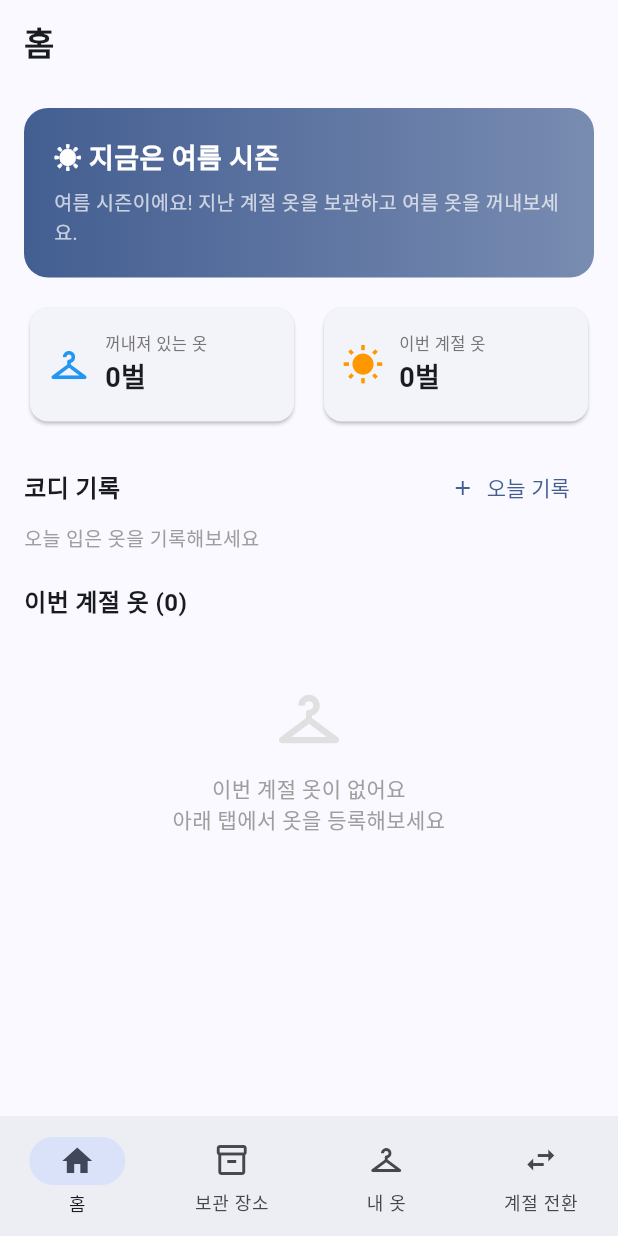
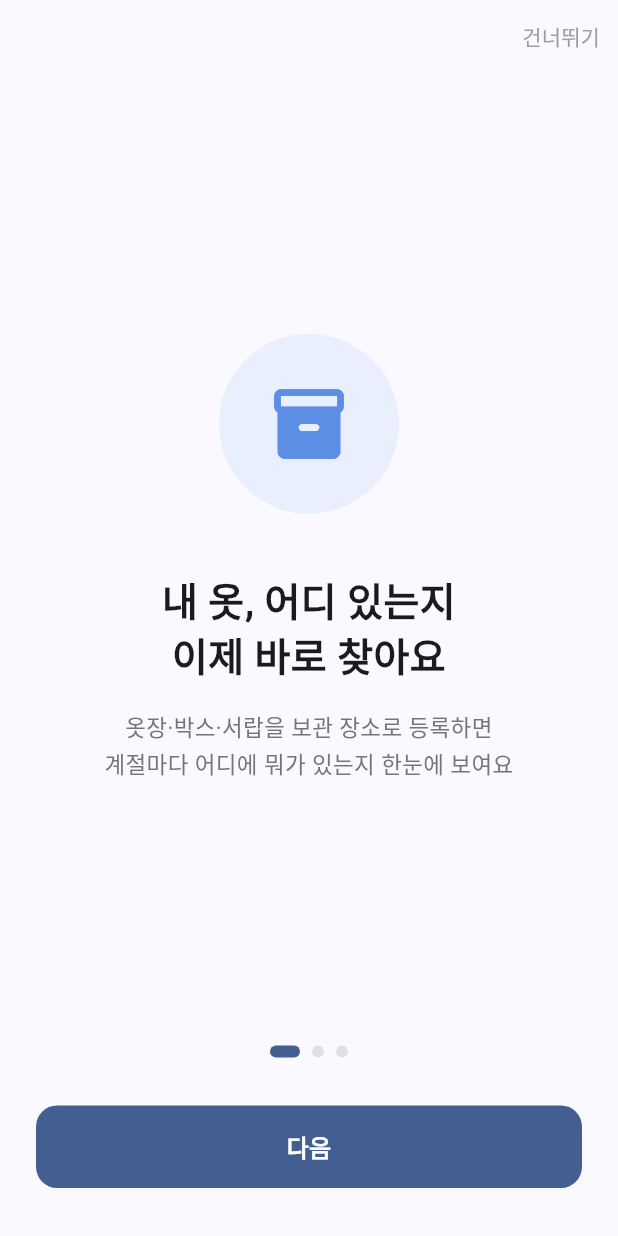
Before and after one commit to p2bble/closet_map, a Flutter app: the screen it shows after launch, on a phone screen of 412 x 824 dp. Run offline on Flutter 3.47's test engine with Material 3 defaults, Android fonts, the phone set to English and light mode, and no system bars; our stand-ins replace firebase_ai, firebase_analytics, firebase_core, flutter_local_notifications, image_picker, in_app_review and 3 more; missing offline and left inert: firebase_app_check; accounts and stored records are empty.

Commit message:
feat: v1.6.0 — 온보딩 플로우 추가
- 첫 실행 시 3페이지 슬라이드 온보딩 표시
  - 1페이지: 보관 위치 추적 (핵심 가치)
  - 2페이지: 옷장 구역 맵 (차별화 기능)
  - 3페이지: AI 자동 분류 (진입 장벽 낮추기)
- 건너뛰기 / 다음 / 시작하기 버튼, 도트 인디케이터
- SharedPreferences onboarding_done 키로 첫 실행만 표시
- 버전 1.5.1+10 → 1.6.0+11

Co-Authored-By: Claude Sonnet 4.6 <noreply@anthropic.com>

```diff
--- a/lib/main.dart
+++ b/lib/main.dart
@@ -2,8 +2,10 @@ import 'package:firebase_app_check/firebase_app_check.dart';
 import 'package:firebase_core/firebase_core.dart';
 import 'package:flutter/foundation.dart';
 import 'package:flutter/material.dart';
+import 'package:shared_preferences/shared_preferences.dart';
 import 'firebase_options.dart';
 import 'screens/home_tab.dart';
+import 'screens/onboarding_screen.dart';
 import 'screens/place_tab.dart';
 import 'screens/clothing_tab.dart';
 import 'screens/season_tab.dart';
@@ -38,8 +40,47 @@ class ClosetMapApp extends StatelessWidget {
         useMaterial3: true,
         cardTheme: const CardThemeData(elevation: 1),
       ),
-      home: const MainShell(),
+      home: const _AppEntry(),
     );
+  }
+}
+
+class _AppEntry extends StatefulWidget {
+  const _AppEntry();
+
+  @override
+  State<_AppEntry> createState() => _AppEntryState();
+}
+
+class _AppEntryState extends State<_AppEntry> {
+  bool? _showOnboarding;
+
+  @override
+  void initState() {
+    super.initState();
+    _check();
+  }
+
+  Future<void> _check() async {
+    final prefs = await SharedPreferences.getInstance();
+    if (mounted) {
+      setState(() {
+        _showOnboarding = !(prefs.getBool('onboarding_done') ?? false);
+      });
+    }
+  }
+
+  @override
+  Widget build(BuildContext context) {
+    if (_showOnboarding == null) {
+      return const Scaffold(body: SizedBox.shrink());
+    }
+    if (_showOnboarding!) {
+      return OnboardingScreen(
+        onDone: () => setState(() => _showOnboarding = false),
+      );
+    }
+    return const MainShell();
   }
 }
 
--- /dev/null
+++ b/lib/screens/onboarding_screen.dart
@@ -0,0 +1,199 @@
+import 'package:flutter/material.dart';
+import 'package:shared_preferences/shared_preferences.dart';
+
+class OnboardingScreen extends StatefulWidget {
+  final VoidCallback onDone;
+  const OnboardingScreen({super.key, required this.onDone});
+
+  @override
+  State<OnboardingScreen> createState() => _OnboardingScreenState();
+}
+
+class _OnboardingScreenState extends State<OnboardingScreen> {
+  final _controller = PageController();
+  int _page = 0;
+
+  static const _pages = [
+    _PageData(
+      icon: Icons.inventory_2_rounded,
+      iconColor: Color(0xFF5C8EE6),
+      title: '내 옷, 어디 있는지\n이제 바로 찾아요',
+      description: '옷장·박스·서랍을 보관 장소로 등록하면\n계절마다 어디에 뭐가 있는지 한눈에 보여요',
+    ),
+    _PageData(
+      icon: Icons.map_rounded,
+      iconColor: Color(0xFF26A69A),
+      title: '옷장 사진 위에\n구역을 직접 그려요',
+      description: '서랍, 행거, 선반을 드래그로 표시하면\n어느 칸에 어떤 옷이 있는지 바로 확인돼요',
+    ),
+    _PageData(
+      icon: Icons.auto_awesome_rounded,
+      iconColor: Color(0xFF7C4DFF),
+      title: '사진 한 장으로\nAI가 알아서 분류해요',
+      description: '카테고리·계절·색상까지 자동으로 인식해요\n옷 관리, 이제 어렵지 않아요',
+    ),
+  ];
+
+  Future<void> _finish() async {
+    final prefs = await SharedPreferences.getInstance();
+    await prefs.setBool('onboarding_done', true);
+    widget.onDone();
+  }
+
+  void _next() {
+    if (_page < _pages.length - 1) {
+      _controller.nextPage(
+        duration: const Duration(milliseconds: 300),
+        curve: Curves.easeInOut,
+      );
+    } else {
+      _finish();
+    }
+  }
+
+  @override
+  void dispose() {
+    _controller.dispose();
+    super.dispose();
+  }
+
+  @override
+  Widget build(BuildContext context) {
+    final scheme = Theme.of(context).colorScheme;
+    final isLast = _page == _pages.length - 1;
+
+    return Scaffold(
+      backgroundColor: scheme.surface,
+      body: SafeArea(
+        child: Column(
+          children: [
+            // 건너뛰기
+            Align(
+              alignment: Alignment.centerRight,
+              child: TextButton(
+                onPressed: _finish,
+                child: Text('건너뛰기',
+                    style: TextStyle(color: Colors.grey.shade500)),
+              ),
+            ),
+
+            // 슬라이드
+            Expanded(
+              child: PageView.builder(
+                controller: _controller,
+                onPageChanged: (i) => setState(() => _page = i),
+                itemCount: _pages.length,
+                itemBuilder: (_, i) => _PageView(data: _pages[i]),
+              ),
+            ),
+
+            // 도트 인디케이터
+            Row(
+              mainAxisAlignment: MainAxisAlignment.center,
+              children: List.generate(
+                _pages.length,
+                (i) => AnimatedContainer(
+                  duration: const Duration(milliseconds: 250),
+                  margin: const EdgeInsets.symmetric(horizontal: 4),
+                  width: _page == i ? 20 : 8,
+                  height: 8,
+                  decoration: BoxDecoration(
+                    color: _page == i
+                        ? scheme.primary
+                        : Colors.grey.shade300,
+                    borderRadius: BorderRadius.circular(4),
+                  ),
+                ),
+              ),
+            ),
+
+            const SizedBox(height: 32),
+
+            // 다음 / 시작하기 버튼
+            Padding(
+              padding: const EdgeInsets.symmetric(horizontal: 24),
+              child: SizedBox(
+                width: double.infinity,
+                child: FilledButton(
+                  onPressed: _next,
+                  style: FilledButton.styleFrom(
+                    padding: const EdgeInsets.symmetric(vertical: 16),
+                    shape: RoundedRectangleBorder(
+                        borderRadius: BorderRadius.circular(14)),
+                  ),
+                  child: Text(
+                    isLast ? '시작하기' : '다음',
+                    style: const TextStyle(
+                        fontSize: 16, fontWeight: FontWeight.bold),
+                  ),
+                ),
+              ),
+            ),
+
+            const SizedBox(height: 32),
+          ],
+        ),
+      ),
+    );
+  }
+}
+
+class _PageView extends StatelessWidget {
+  final _PageData data;
+  const _PageView({required this.data});
+
+  @override
+  Widget build(BuildContext context) {
+    return Padding(
+      padding: const EdgeInsets.symmetric(horizontal: 36),
+      child: Column(
+        mainAxisAlignment: MainAxisAlignment.center,
+        children: [
+          Container(
+            width: 120,
+            height: 120,
+            decoration: BoxDecoration(
+              color: data.iconColor.withAlpha(25),
+              shape: BoxShape.circle,
+            ),
+            child: Icon(data.icon, size: 56, color: data.iconColor),
+          ),
+          const SizedBox(height: 40),
+          Text(
+            data.title,
+            textAlign: TextAlign.center,
+            style: const TextStyle(
+              fontSize: 26,
+              fontWeight: FontWeight.bold,
+              height: 1.35,
+            ),
+          ),
+          const SizedBox(height: 16),
+          Text(
+            data.description,
+            textAlign: TextAlign.center,
+            style: TextStyle(
+              fontSize: 15,
+              color: Colors.grey.shade600,
+              height: 1.6,
+            ),
+          ),
+        ],
+      ),
+    );
+  }
+}
+
+class _PageData {
+  final IconData icon;
+  final Color iconColor;
+  final String title;
+  final String description;
+
+  const _PageData({
+    required this.icon,
+    required this.iconColor,
+    required this.title,
+    required this.description,
+  });
+}
--- a/pubspec.yaml
+++ b/pubspec.yaml
@@ -1,7 +1,7 @@
 name: closet_map
 description: "옷장지도 - 계절이 바뀌면 내 옷이 어디 있는지 모르는 당신을 위한 보관 위치 기반 옷 관리 앱"
 publish_to: 'none'
-version: 1.5.1+10
+version: 1.6.0+11
 
 environment:
   sdk: ^3.11.4
```
Also changed, not shown: 1 other file.
